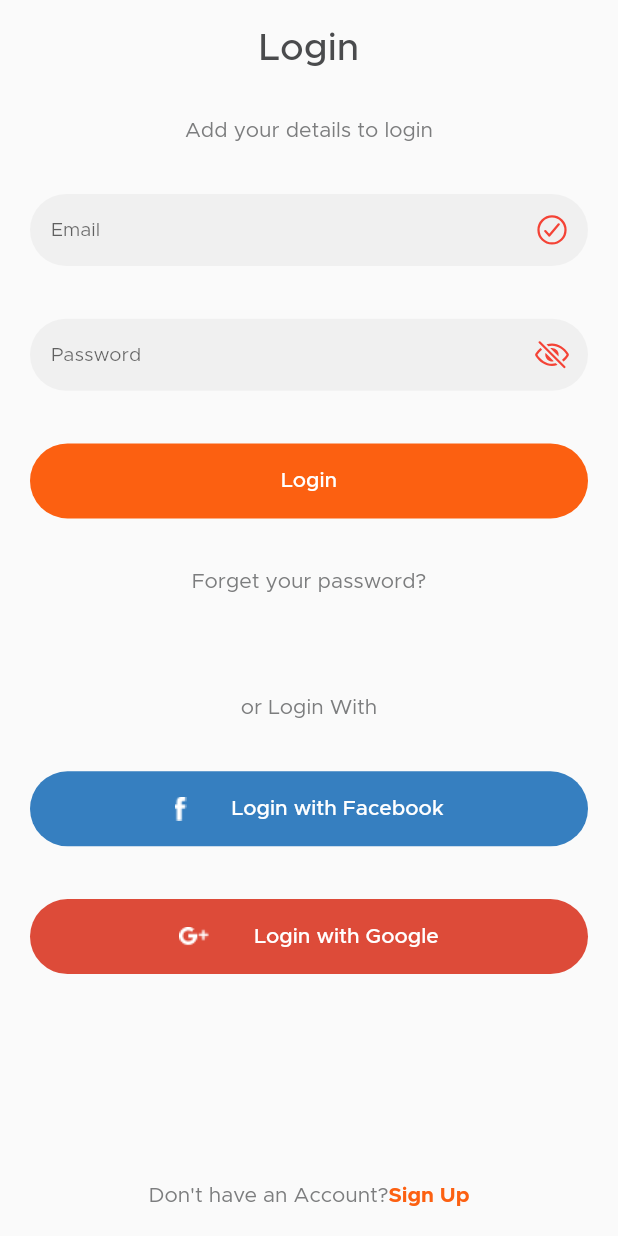
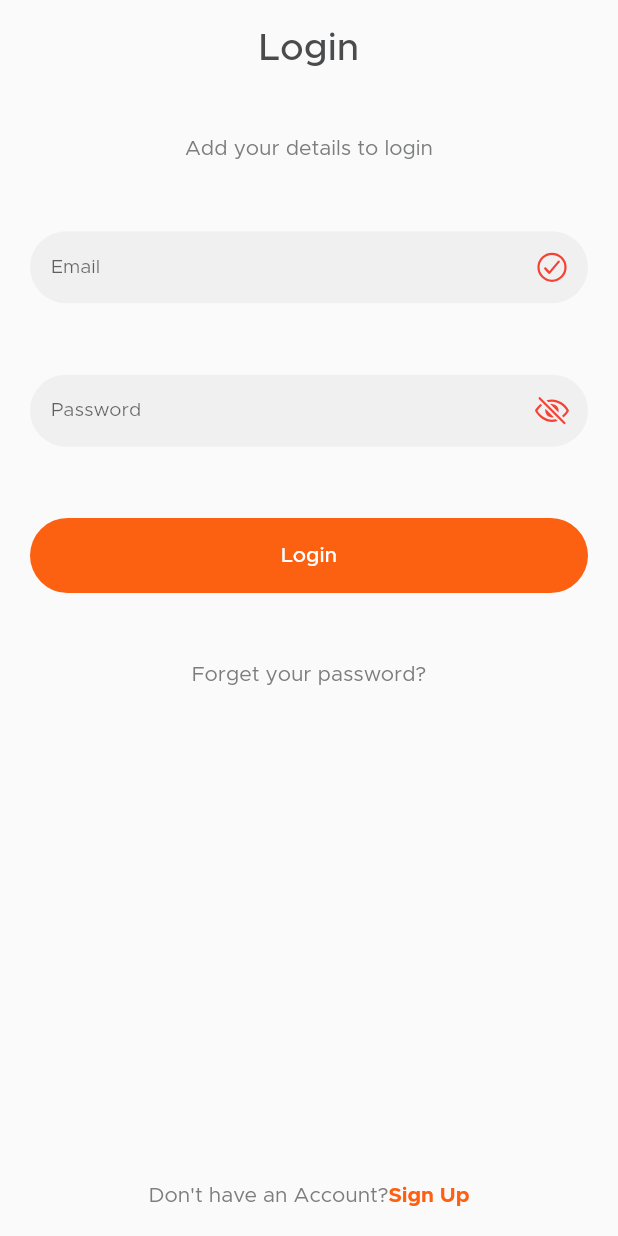
Before and after one commit to KavinduDissanayake/food-ordering-mobile-app, a Flutter app: the screen it shows after launch, after a tap on "Forget your password?", on a phone screen of 412 x 824 dp. Run offline on Flutter 3.47's test engine with Material 2 defaults, Android fonts, the phone set to English and light mode, and no system bars; our stand-ins replace adaptive_dialog, flutter_screenutil, get, ionicons, logger.

Commit message:
remove social login btn

```diff
--- a/lib/screens/login/loginScreen.dart
+++ b/lib/screens/login/loginScreen.dart
@@ -179,75 +179,75 @@ class LoginFromWidget extends StatelessWidget {
           const Spacer(),
           GestureDetector(
             onTap: () {
-              Navigator.of(context)
-                  .pushReplacementNamed(ForgetPwScreen.routeName);
+
+
             },
             child: const Text("Forget your password?"),
           ),
           const Spacer(
             flex: 2,
           ),
-          const Text("or Login With"),
+         // const Text("or Login With"),
           const Spacer(),
-          SizedBox(
-            height: 50,
-            width: double.infinity,
-            child: ElevatedButton(
-              style: ButtonStyle(
-                backgroundColor: MaterialStateProperty.all(
-                  const Color(
-                    0xFF367FC0,
-                  ),
-                ),
-              ),
-              onPressed: () {},
-              child: Row(
-                mainAxisAlignment: MainAxisAlignment.center,
-                children: [
-                  Image.asset(
-                    Helper.getAssetName(
-                      "fb.png",
-                      "virtual",
-                    ),
-                  ),
-                  const SizedBox(
-                    width: 30,
-                  ),
-                  const Text("Login with Facebook")
-                ],
-              ),
-            ),
-          ),
-          const Spacer(),
-          SizedBox(
-            height: 50,
-            width: double.infinity,
-            child: ElevatedButton(
-              style: ButtonStyle(
-                backgroundColor: MaterialStateProperty.all(
-                  const Color(
-                    0xFFDD4B39,
-                  ),
-                ),
-              ),
-              onPressed: () {},
-              child: Row(
-                mainAxisAlignment: MainAxisAlignment.center,
-                children: [
-                  Image.asset(
-                    Helper.getAssetName(
-                      "google.png",
-                      "virtual",
-                    ),
-                  ),
-                  const SizedBox(
-                    width: 30,
-                  ),
-                  const Text("Login with Google")
-                ],
-              ),
-            ),
-          ),
+          // SizedBox(
+          //   height: 50,
+          //   width: double.infinity,
+          //   child: ElevatedButton(
+          //     style: ButtonStyle(
+          //       backgroundColor: MaterialStateProperty.all(
+          //         const Color(
+          //           0xFF367FC0,
+          //         ),
+          //       ),
+          //     ),
+          //     onPressed: () {},
+          //     child: Row(
+          //       mainAxisAlignment: MainAxisAlignment.center,
+          //       children: [
+          //         Image.asset(
+          //           Helper.getAssetName(
+          //             "fb.png",
+          //             "virtual",
+          //           ),
+          //         ),
+          //         const SizedBox(
+          //           width: 30,
+          //         ),
+          //         const Text("Login with Facebook")
+          //       ],
+          //     ),
+          //   ),
+          // ),
+          // const Spacer(),
+          // SizedBox(
+          //   height: 50,
+          //   width: double.infinity,
+          //   child: ElevatedButton(
+          //     style: ButtonStyle(
+          //       backgroundColor: MaterialStateProperty.all(
+          //         const Color(
+          //           0xFFDD4B39,
+          //         ),
+          //       ),
+          //     ),
+          //     onPressed: () {},
+          //     child: Row(
+          //       mainAxisAlignment: MainAxisAlignment.center,
+          //       children: [
+          //         Image.asset(
+          //           Helper.getAssetName(
+          //             "google.png",
+          //             "virtual",
+          //           ),
+          //         ),
+          //         const SizedBox(
+          //           width: 30,
+          //         ),
+          //         const Text("Login with Google")
+          //       ],
+          //     ),
+          //   ),
+          // ),
           const Spacer(
             flex: 4,
           ),
@@ -255,7 +255,10 @@ class LoginFromWidget extends StatelessWidget {
             onTap: () {
               // Navigator.of(context)
               //     .pushReplacementNamed(SignUpScreen.routeName);
-              Get.to(const SignUpScreen());
+
+
+              Get.off(const SignUpScreen());
+
             },
             child: Row(
               mainAxisAlignment: MainAxisAlignment.center,
```
